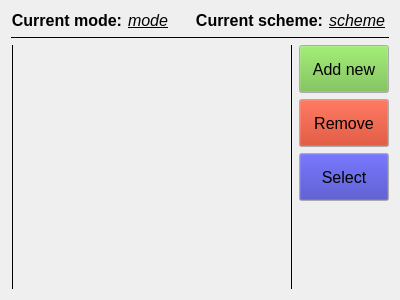
Qt form ui/calibrationswidget.ui (dmitry64/av20) before a commit.
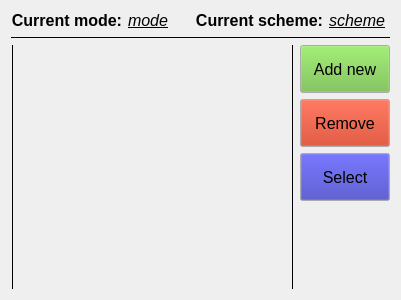
The same form after that commit. Icons and pictures are not drawn.

Diff of the .ui file:
```diff
--- a/ui/calibrationswidget.ui
+++ b/ui/calibrationswidget.ui
@@ -6,7 +6,7 @@
    <rect>
     <x>0</x>
     <y>0</y>
-    <width>400</width>
+    <width>401</width>
     <height>300</height>
    </rect>
   </property>
@@ -188,6 +188,15 @@
                 </color>
                </brush>
               </colorrole>
+              <colorrole role="ButtonText">
+               <brush brushstyle="SolidPattern">
+                <color alpha="255">
+                 <red>0</red>
+                 <green>0</green>
+                 <blue>0</blue>
+                </color>
+               </brush>
+              </colorrole>
              </active>
              <inactive>
               <colorrole role="Button">
@@ -208,6 +217,15 @@
                 </color>
                </brush>
               </colorrole>
+              <colorrole role="ButtonText">
+               <brush brushstyle="SolidPattern">
+                <color alpha="255">
+                 <red>0</red>
+                 <green>0</green>
+                 <blue>0</blue>
+                </color>
+               </brush>
+              </colorrole>
              </inactive>
              <disabled>
               <colorrole role="Button">
@@ -228,6 +246,15 @@
                 </color>
                </brush>
               </colorrole>
+              <colorrole role="ButtonText">
+               <brush brushstyle="SolidPattern">
+                <color alpha="255">
+                 <red>208</red>
+                 <green>208</green>
+                 <blue>208</blue>
+                </color>
+               </brush>
+              </colorrole>
              </disabled>
             </palette>
            </property>
@@ -280,6 +307,15 @@
                 </color>
                </brush>
               </colorrole>
+              <colorrole role="ButtonText">
+               <brush brushstyle="SolidPattern">
+                <color alpha="255">
+                 <red>0</red>
+                 <green>0</green>
+                 <blue>0</blue>
+                </color>
+               </brush>
+              </colorrole>
              </active>
              <inactive>
               <colorrole role="Button">
@@ -300,6 +336,15 @@
                 </color>
                </brush>
               </colorrole>
+              <colorrole role="ButtonText">
+               <brush brushstyle="SolidPattern">
+                <color alpha="255">
+                 <red>0</red>
+                 <green>0</green>
+                 <blue>0</blue>
+                </color>
+               </brush>
+              </colorrole>
              </inactive>
              <disabled>
               <colorrole role="Button">
@@ -320,6 +365,15 @@
                 </color>
                </brush>
               </colorrole>
+              <colorrole role="ButtonText">
+               <brush brushstyle="SolidPattern">
+                <color alpha="255">
+                 <red>208</red>
+                 <green>208</green>
+                 <blue>208</blue>
+                </color>
+               </brush>
+              </colorrole>
              </disabled>
             </palette>
            </property>
@@ -372,6 +426,15 @@
                 </color>
                </brush>
               </colorrole>
+              <colorrole role="ButtonText">
+               <brush brushstyle="SolidPattern">
+                <color alpha="255">
+                 <red>0</red>
+                 <green>0</green>
+                 <blue>0</blue>
+                </color>
+               </brush>
+              </colorrole>
              </active>
              <inactive>
               <colorrole role="Button">
@@ -392,6 +455,15 @@
                 </color>
                </brush>
               </colorrole>
+              <colorrole role="ButtonText">
+               <brush brushstyle="SolidPattern">
+                <color alpha="255">
+                 <red>0</red>
+                 <green>0</green>
+                 <blue>0</blue>
+                </color>
+               </brush>
+              </colorrole>
              </inactive>
              <disabled>
               <colorrole role="Button">
@@ -412,6 +484,15 @@
                 </color>
                </brush>
               </colorrole>
+              <colorrole role="ButtonText">
+               <brush brushstyle="SolidPattern">
+                <color alpha="255">
+                 <red>208</red>
+                 <green>208</green>
+                 <blue>208</blue>
+                </color>
+               </brush>
+              </colorrole>
              </disabled>
             </palette>
            </property>
```
